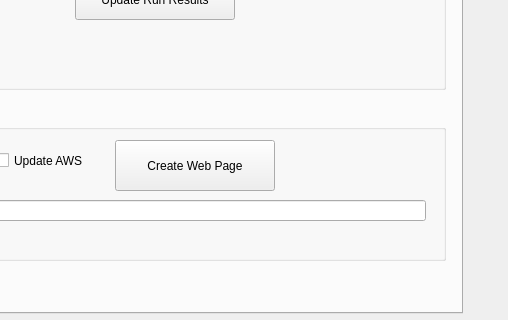
Above: tools/nitpick/ui/Nitpick.ui from vircadia/vircadia-native-core before the change; both pictures show x 212 to 720 and y 442 to 762 of the 720 by 870 pixel window. Below: the same form after it.
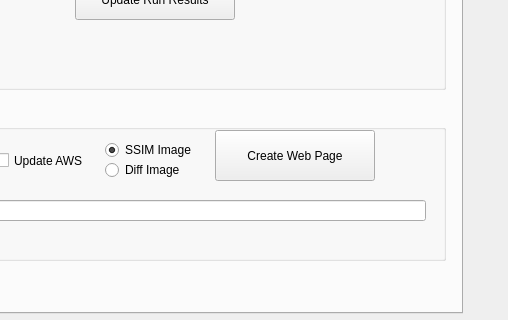
That is the form after the change. The open tabs and pages were chosen to show the change.

```diff
--- a/tools/nitpick/ui/Nitpick.ui
+++ b/tools/nitpick/ui/Nitpick.ui
@@ -889,8 +889,8 @@
        </property>
        <property name="geometry">
         <rect>
-         <x>270</x>
-         <y>30</y>
+         <x>370</x>
+         <y>20</y>
          <width>160</width>
          <height>51</height>
         </rect>
@@ -922,6 +922,38 @@
         </rect>
        </property>
       </widget>
+      <widget class="QRadioButton" name="diffImageRadioButton">
+       <property name="geometry">
+        <rect>
+         <x>260</x>
+         <y>50</y>
+         <width>95</width>
+         <height>20</height>
+        </rect>
+       </property>
+       <property name="text">
+        <string>Diff Image</string>
+       </property>
+       <property name="checked">
+        <bool>false</bool>
+       </property>
+      </widget>
+      <widget class="QRadioButton" name="ssimImageRadioButton">
+       <property name="geometry">
+        <rect>
+         <x>260</x>
+         <y>30</y>
+         <width>95</width>
+         <height>20</height>
+        </rect>
+       </property>
+       <property name="text">
+        <string>SSIM Image</string>
+       </property>
+       <property name="checked">
+        <bool>true</bool>
+       </property>
+      </widget>
      </widget>
      <zorder>groupBox</zorder>
      <zorder>updateTestRailRunResultsPushbutton</zorder>
```
Left out of the diff: 6 changed lines with no effect on the pictures.
